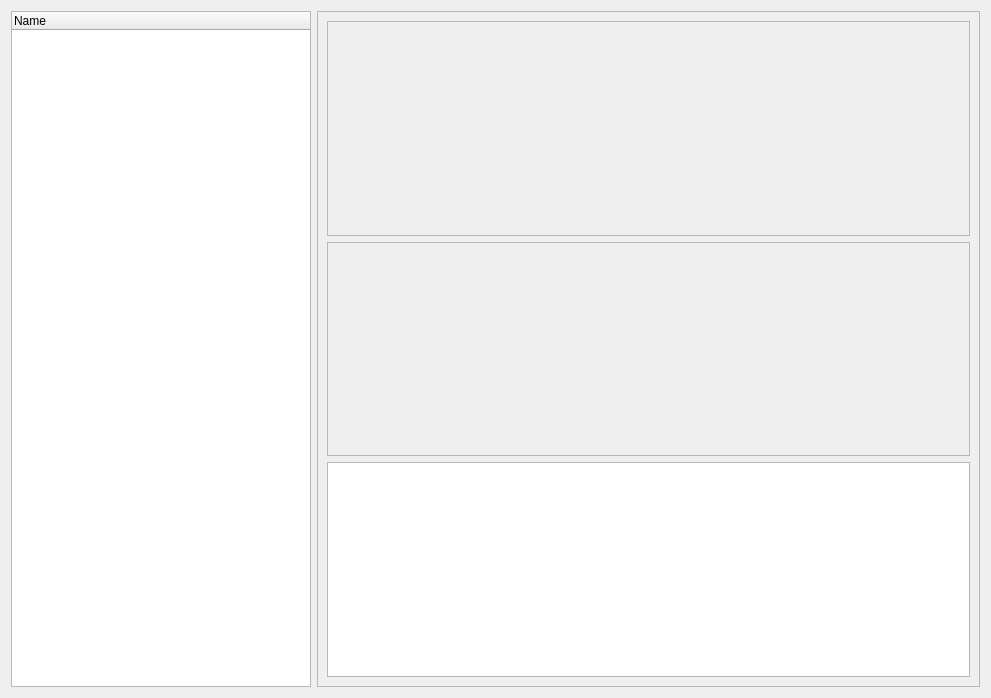
mike-perdide/gitbuster, file gitbuster/conflicts_dialog.ui: the form before one commit.
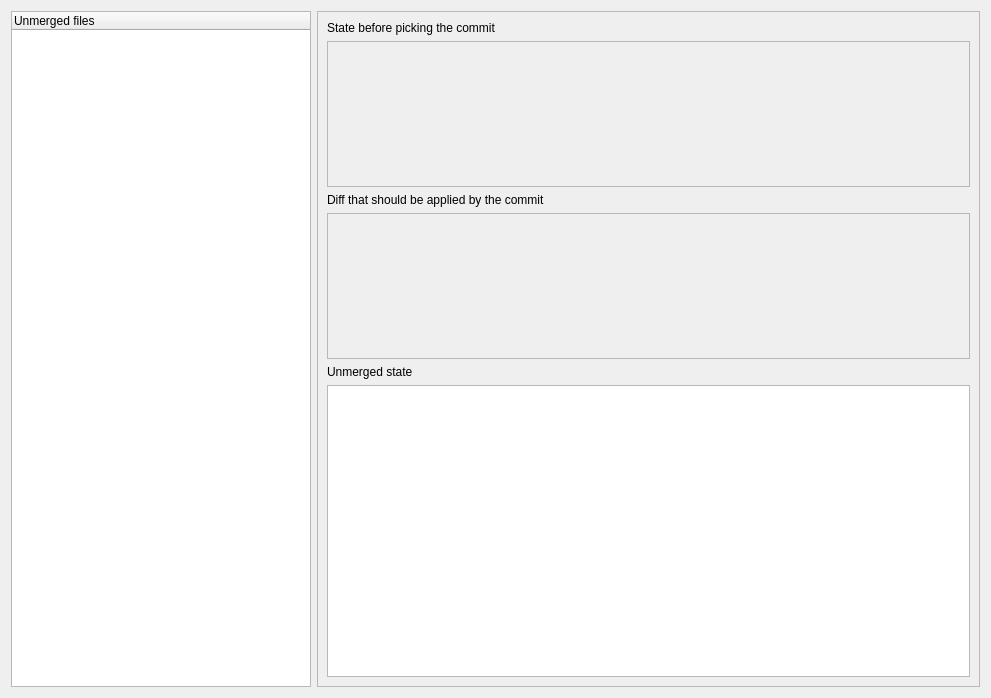
The form after the commit.

Commit message:
Enhancing the textEdits of the conflicts dialog
New labels, better row stretch.

Patch:
```diff
--- a/gitbuster/conflicts_dialog.ui
+++ b/gitbuster/conflicts_dialog.ui
@@ -22,24 +22,45 @@
      <property name="frameShadow">
       <enum>QFrame::Raised</enum>
      </property>
-     <layout class="QGridLayout" name="gridLayout_2">
-      <item row="2" column="0">
+     <layout class="QGridLayout" name="gridLayout_2" rowstretch="0,1,0,1,0,2">
+      <item row="5" column="0">
        <widget class="QTextEdit" name="conflictTextEdit"/>
       </item>
-      <item row="1" column="0">
+      <item row="3" column="0">
        <widget class="QTextEdit" name="diffTextEdit">
         <property name="enabled">
          <bool>false</bool>
         </property>
        </widget>
       </item>
-      <item row="0" column="0">
+      <item row="1" column="0">
        <widget class="QTextEdit" name="origTextEdit">
         <property name="enabled">
          <bool>false</bool>
         </property>
        </widget>
       </item>
+      <item row="4" column="0">
+       <widget class="QLabel" name="label">
+        <property name="text">
+         <string>Unmerged state</string>
+        </property>
+       </widget>
+      </item>
+      <item row="2" column="0">
+       <widget class="QLabel" name="label_2">
+        <property name="text">
+         <string>Diff that should be applied by the commit</string>
+        </property>
+       </widget>
+      </item>
+      <item row="0" column="0">
+       <widget class="QLabel" name="label_3">
+        <property name="text">
+         <string>State before picking the commit</string>
+        </property>
+       </widget>
+      </item>
      </layout>
     </widget>
    </item>
@@ -66,7 +87,7 @@
      </property>
      <column>
       <property name="text">
-       <string>Name</string>
+       <string>Unmerged files</string>
       </property>
      </column>
     </widget>
```
